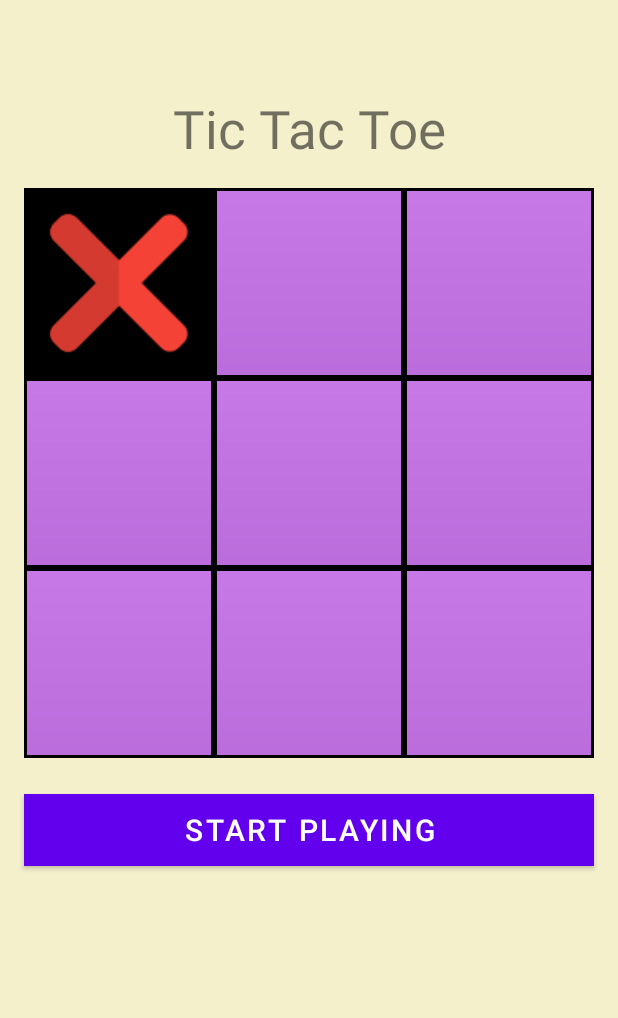
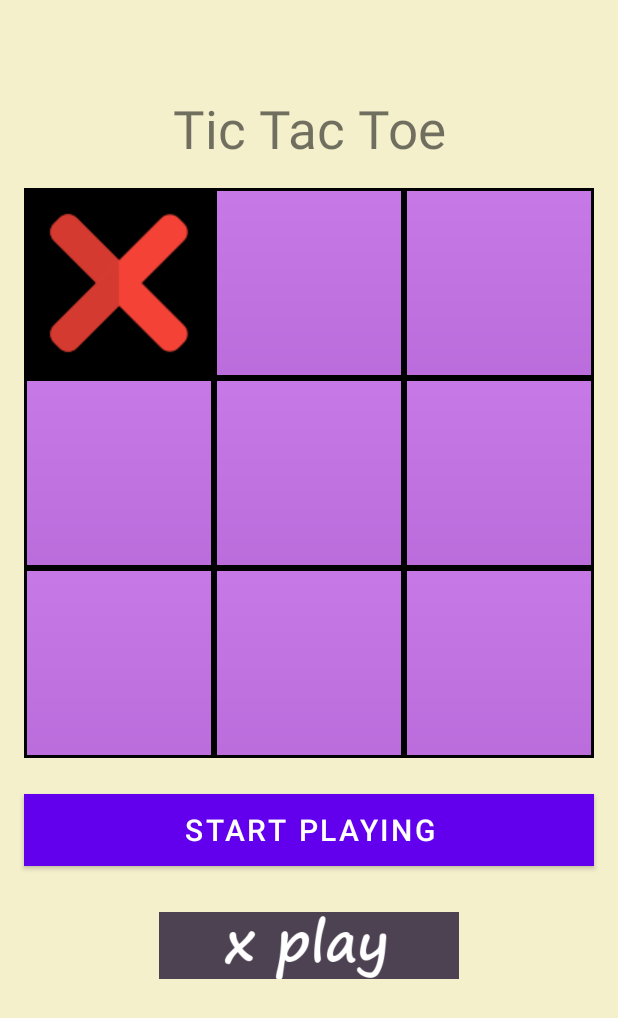
Before and after one commit to noyflaysher/Tic-Tac-Toe-app, an Android app: the screen it shows after launch (MainActivity), after a tap on an icon or button, on a phone screen of 412 x 824 dp. Shown: the top 1018 px of the screen. Run offline under Robolectric (Android 15) with nearby library versions, the phone set to English and light mode, and no system bars.

Commit message:
style up

```diff
--- a/app/src/main/java/com/example/tic_tac_toe/MainActivity.java
+++ b/app/src/main/java/com/example/tic_tac_toe/MainActivity.java
@@ -21,6 +21,7 @@ public class MainActivity extends AppCompatActivity {
     private int totalSelectedBoxes=1;
 
     private ImageButton btn0, btn1, btn2, btn3, btn4, btn5, btn6, btn7, btn8;
+    private ImageView turnImage;
 
     @Override
     protected void onCreate(Bundle savedInstanceState) {
@@ -47,6 +48,17 @@ public class MainActivity extends AppCompatActivity {
         combinationsToWin.add(new int[] {2,5,8});
         combinationsToWin.add(new int[] {2,4,6});
         combinationsToWin.add(new int[] {0,4,8});
+        turnImage= findViewById(R.id.main_activity_turn);
+
+        startBtn.setOnClickListener(new View.OnClickListener() {
+            @Override
+            public void onClick(View view) {
+//                turnImage.setImageResource(R.drawable.x_play);
+                turnImage.setVisibility(view.INVISIBLE);
+                startAgain();
+                turnImage.setVisibility(view.VISIBLE);
+            }
+        });
 
         btn0.setOnClickListener(new View.OnClickListener() {
             @Override
@@ -110,12 +122,7 @@ public class MainActivity extends AppCompatActivity {
             }
         });
 
-        startBtn.setOnClickListener(new View.OnClickListener() {
-            @Override
-            public void onClick(View view) {
-                startAgain();
-            }
-        });
+
 
 
 
@@ -137,12 +144,15 @@ public class MainActivity extends AppCompatActivity {
     private void turnAction(ImageButton image, int position){
         boxPositions[position]=playerTurn;
         if(playerTurn==1){
+//            turnImage= findViewById(R.id.main_activity_turn).
+            turnImage.setImageResource(R.drawable.x_play);
             image.setImageResource(R.drawable.small_x_icon);
             image.setBackgroundColor(000);
             System.out.println("player" + playerTurn);
 
         }
         else{
+            turnImage.setImageResource(R.drawable.o_play);
             image.setImageResource(R.drawable.smaill_icon_2);
             System.out.println("player" + playerTurn);
         }
--- a/app/src/main/res/layout/activity_main.xml
+++ b/app/src/main/res/layout/activity_main.xml
@@ -190,4 +190,14 @@
         app:layout_constraintStart_toStartOf="parent"
         app:layout_constraintTop_toBottomOf="@+id/linearLayout" />
 
+    <ImageView
+        android:id="@+id/main_activity_turn"
+        android:layout_width="200dp"
+        android:layout_height="0dp"
+        android:layout_marginTop="80dp"
+        app:layout_constraintEnd_toEndOf="parent"
+        app:layout_constraintStart_toStartOf="parent"
+        app:layout_constraintTop_toBottomOf="@+id/linearLayout"
+        tools:srcCompat="@tools:sample/avatars" />
+
 </androidx.constraintlayout.widget.ConstraintLayout>
```
Also changed, not shown: app/src/main/res/drawable/c.png (added), app/src/main/res/drawable/o_play.png (added), app/src/main/res/drawable/x_play.gif (added).
